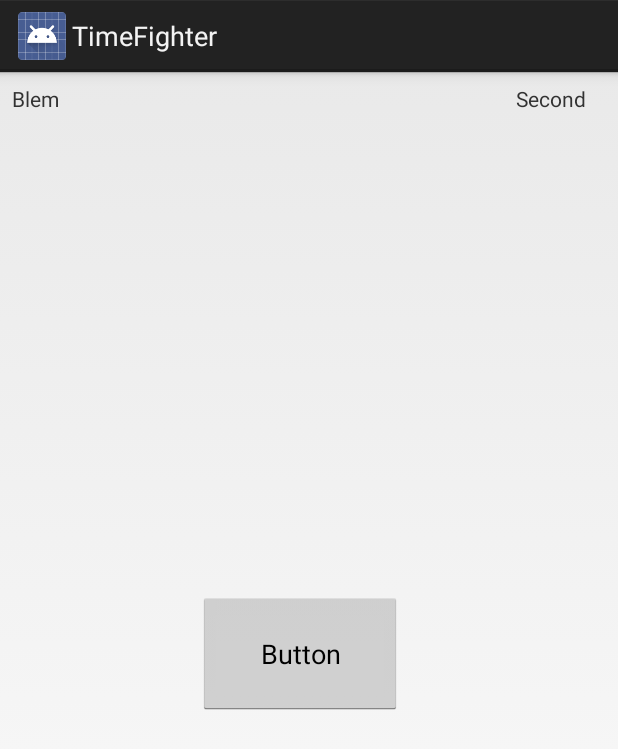
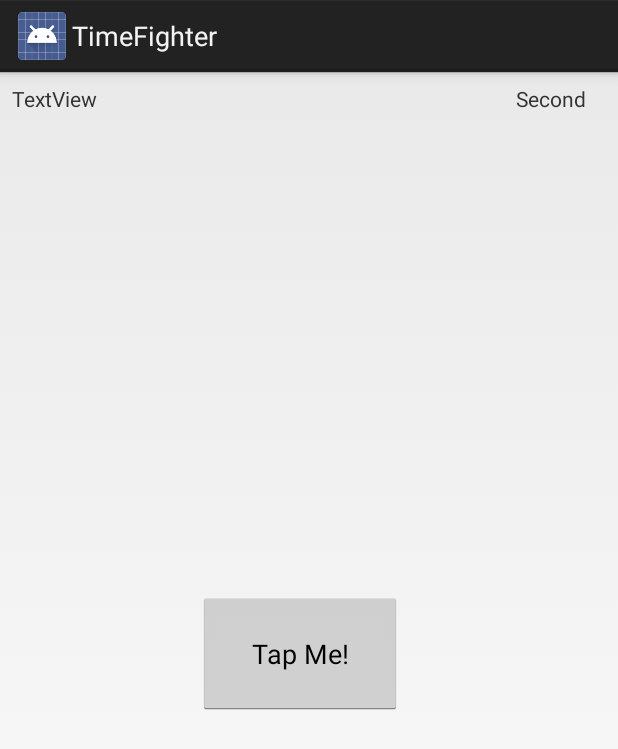
Before and after one commit to dwyfrequency/firstKotlin, an Android app: the screen it shows after launch (MainActivity), on a phone screen of 412 x 824 dp. Shown: the top 749 px of the screen. Run offline under Robolectric (Android 15) with nearby library versions, the phone set to English and light mode, and no system bars.

Commit message:
label id

```diff
--- a/app/src/main/res/layout/activity_main.xml
+++ b/app/src/main/res/layout/activity_main.xml
@@ -7,12 +7,12 @@
     tools:context=".MainActivity">
 
     <TextView
-        android:id="@+id/textView3"
+        android:id="@+id/gameScoreTextView"
         android:layout_width="wrap_content"
         android:layout_height="wrap_content"
         android:layout_marginStart="8dp"
         android:layout_marginTop="8dp"
-        android:text="Blem"
+        android:text="TextView"
         app:layout_constraintStart_toStartOf="parent"
         app:layout_constraintTop_toTopOf="parent" />
 
@@ -27,14 +27,14 @@
         app:layout_constraintTop_toTopOf="parent" />
 
     <Button
-        android:id="@+id/button2"
+        android:id="@+id/tapMeButton"
         android:layout_width="136dp"
         android:layout_height="82dp"
         android:layout_marginBottom="236dp"
         android:layout_marginEnd="166dp"
         android:layout_marginStart="154dp"
         android:layout_marginTop="235dp"
-        android:text="Button"
+        android:text="Tap Me!"
         app:layout_constraintBottom_toBottomOf="parent"
         app:layout_constraintEnd_toEndOf="parent"
         app:layout_constraintStart_toStartOf="parent"
```
